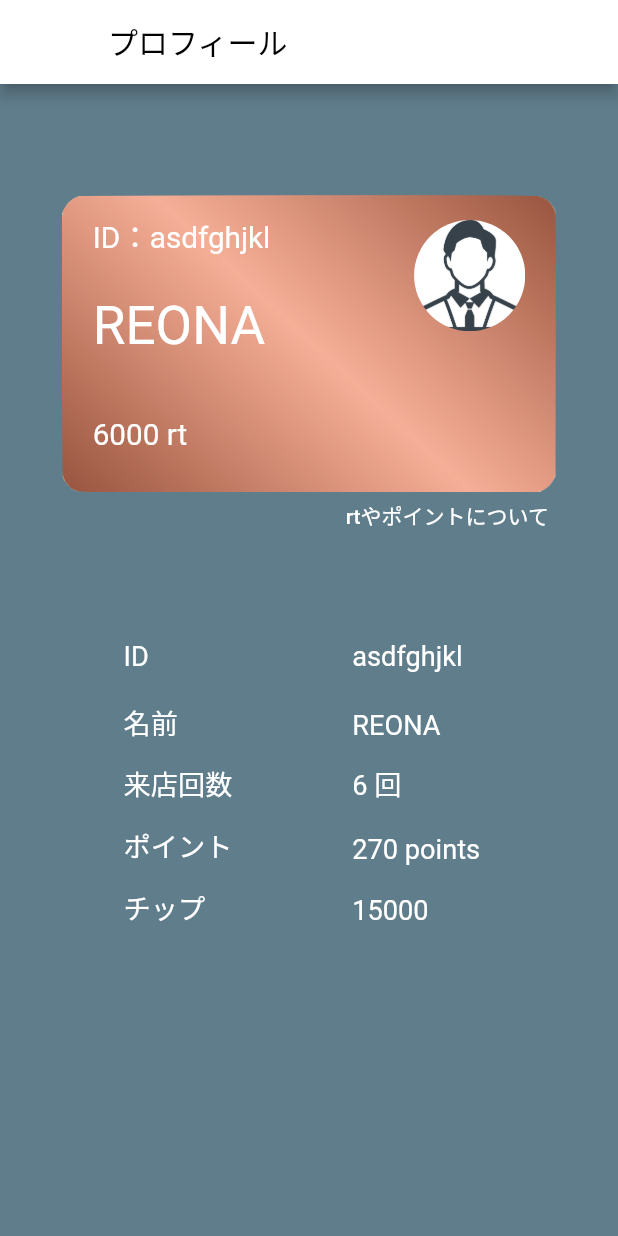
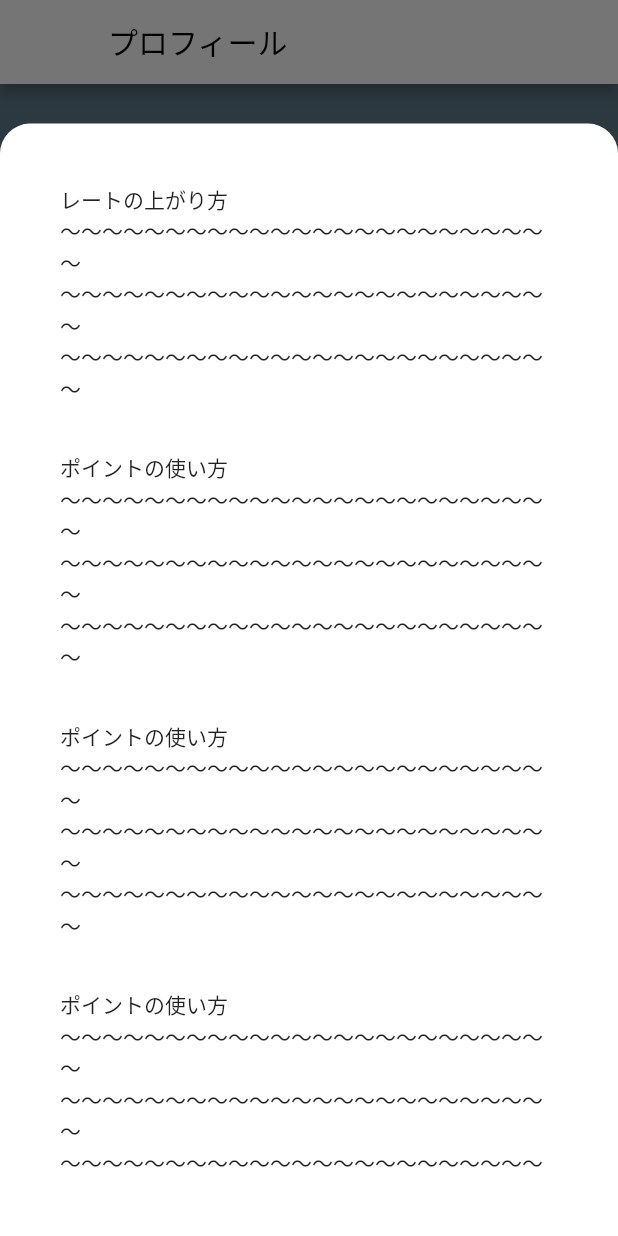
Before and after one commit to shun0328/round2_app, a Flutter app: the ProfileView screen opened directly, after a tap on "rtやポイントについて", on a phone screen of 412 x 824 dp. Run offline on Flutter 3.47's test engine with Material 2 defaults, Android fonts, the phone set to English and light mode, and no system bars.

Commit message:
プロフィール詳細のビューの実装

```diff
--- a/lib/profile_view.dart
+++ b/lib/profile_view.dart
@@ -11,7 +11,7 @@ class ProfileView extends StatelessWidget{
     // カード以外の文字の色
     final Color bottomColor = Colors.white;
     // カード以外の文字の大きさ
-    final double bottomFontSize = size.height * 0.022;
+    final double bottomFontSize = size.height * 0.024;
 
     // ID
     final String id = 'asdfghjkl';
@@ -40,9 +40,9 @@ class ProfileView extends StatelessWidget{
 
             // カードの配置
             Positioned(
-                left: size.width * 0.1,
+                left: (size.width*0.5)-(size.height*0.24*0.83),
                 top: size.height * 0.09,
-                width: size.width * 0.8,
+                //width: (size.width*0.5)-(size.height*0.24*0.83),
                 height: size.height*0.24,
                 child: FittedBox(
                   child: Image.asset('images/bronze.png'),
@@ -52,7 +52,7 @@ class ProfileView extends StatelessWidget{
 
             // IDの配置（カード内）
             Positioned(
-                left: size.width * 0.15,
+                left: size.width * 0.15 + (size.width*0.40-size.height*0.1992),
                 top: size.height * 0.105,
                 child: Text(
                   'ID：'+ id,
@@ -65,7 +65,7 @@ class ProfileView extends StatelessWidget{
 
             // 名前の配置（カード内）
             Positioned(
-                left: size.width * 0.15,
+                left: size.width * 0.15+ (size.width*0.40-size.height*0.1992),
                 top: size.height * 0.17,
                 child: Text(name,
                   style: TextStyle(
@@ -78,7 +78,7 @@ class ProfileView extends StatelessWidget{
 
             // レートの配置（カード内）
             Positioned(
-                left: size.width * 0.15,
+                left: size.width * 0.15+ (size.width*0.40-size.height*0.1992),
                 top: size.height * 0.27,
                 child: Text(
                   rating.toString()+ ' rt',
@@ -91,7 +91,7 @@ class ProfileView extends StatelessWidget{
 
             // プロフィール画像の配置（カード内）
             Positioned(
-              right: size.width * 0.15,
+              right: size.width * 0.15+ (size.width*0.40-size.height*0.1992),
               top: size.height * 0.11,
               child: Container(
                 width: size.width * 0.18,
@@ -108,14 +108,56 @@ class ProfileView extends StatelessWidget{
 
             // プロフィール詳細
             Positioned(
-                left: size.width * 0.54,
+                right: (size.width*0.5)-(size.height*0.24*0.83),
                 top: size.height * 0.32,
                 child: TextButton(
                   child: const Text('rtやポイントについて'),
                   style: TextButton.styleFrom(
+                    textStyle: const TextStyle(fontSize: 10),
                     primary: Colors.white,
                   ),
-                  onPressed: () {},
+                  onPressed: () {
+                    showModalBottomSheet(
+                      //モーダルの背景の色、透過
+                        backgroundColor: Colors.transparent,
+                        //ドラッグ可能にする（高さもハーフサイズからフルサイズになる様子）
+                        isScrollControlled: true,
+                        context: context,
+                        builder: (BuildContext context) {
+                          return Container(
+                              margin: EdgeInsets.only(top: 64),
+                              decoration: BoxDecoration(
+                                //モーダル自体の色
+                                color: Colors.white,
+                                //角丸にする
+                                borderRadius: BorderRadius.only(
+                                  topLeft: Radius.circular(20),
+                                  topRight: Radius.circular(20),
+                                ),
+                              ),
+                              child: Container(
+                                padding: EdgeInsets.fromLTRB(40, 40, 40, 40),
+                                height: size.height*0.9,
+                                child: Text('レートの上がり方 \n'
+                                    '〜〜〜〜〜〜〜〜〜〜〜〜〜〜〜〜〜〜〜〜〜〜〜〜\n'
+                                    '〜〜〜〜〜〜〜〜〜〜〜〜〜〜〜〜〜〜〜〜〜〜〜〜\n'
+                                    '〜〜〜〜〜〜〜〜〜〜〜〜〜〜〜〜〜〜〜〜〜〜〜〜\n\n\n'
+                                    'ポイントの使い方 \n'
+                                    '〜〜〜〜〜〜〜〜〜〜〜〜〜〜〜〜〜〜〜〜〜〜〜〜\n'
+                                    '〜〜〜〜〜〜〜〜〜〜〜〜〜〜〜〜〜〜〜〜〜〜〜〜\n'
+                                    '〜〜〜〜〜〜〜〜〜〜〜〜〜〜〜〜〜〜〜〜〜〜〜〜\n\n\n'
+                                    'ポイントの使い方 \n'
+                                    '〜〜〜〜〜〜〜〜〜〜〜〜〜〜〜〜〜〜〜〜〜〜〜〜\n'
+                                    '〜〜〜〜〜〜〜〜〜〜〜〜〜〜〜〜〜〜〜〜〜〜〜〜\n'
+                                    '〜〜〜〜〜〜〜〜〜〜〜〜〜〜〜〜〜〜〜〜〜〜〜〜\n\n\n'
+                                    'ポイントの使い方 \n'
+                                    '〜〜〜〜〜〜〜〜〜〜〜〜〜〜〜〜〜〜〜〜〜〜〜〜\n'
+                                    '〜〜〜〜〜〜〜〜〜〜〜〜〜〜〜〜〜〜〜〜〜〜〜〜\n'
+                                    '〜〜〜〜〜〜〜〜〜〜〜〜〜〜〜〜〜〜〜〜〜〜〜〜\n\n\n'
+                                ),
+                              ));
+                        });
+                  },
                 ),
             ),
 
```
